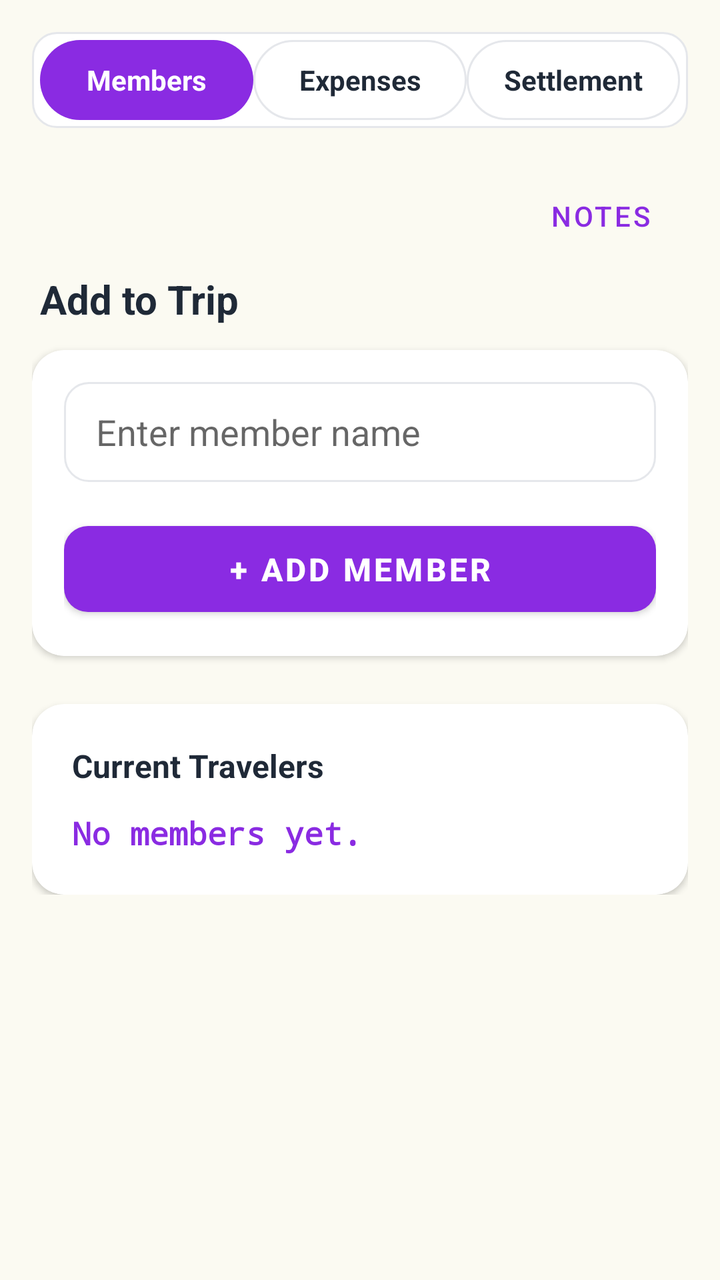
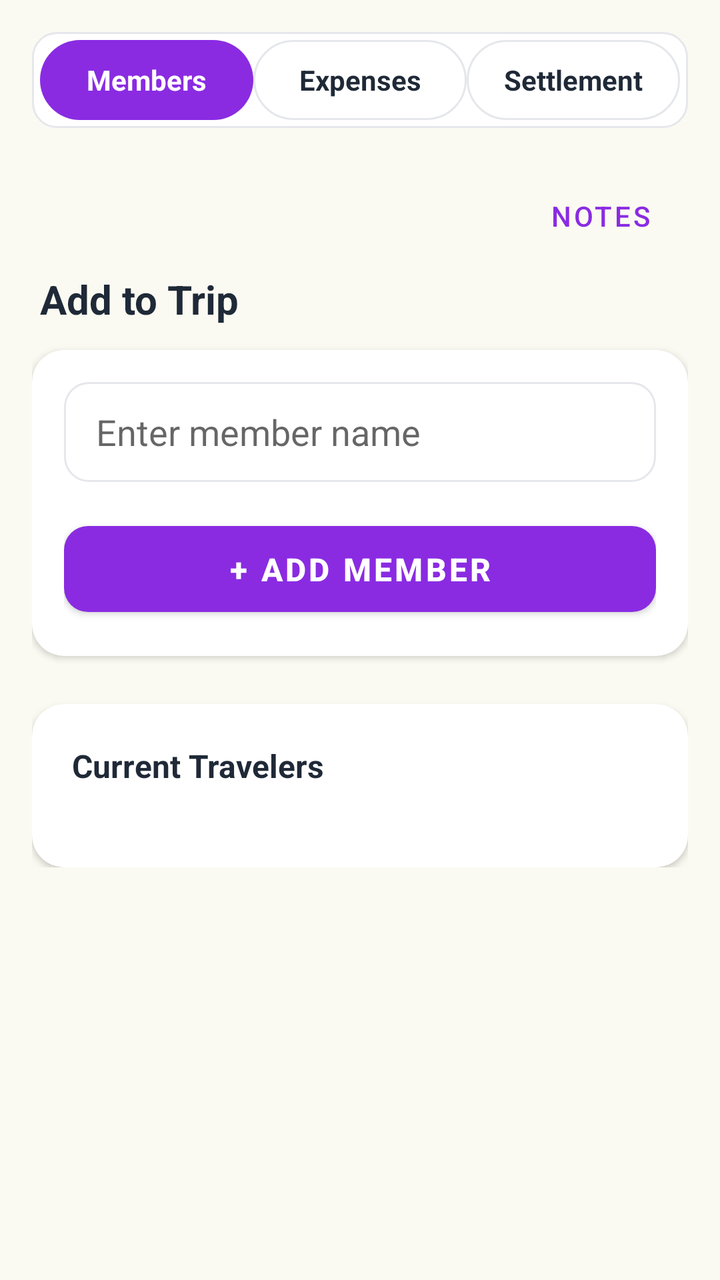

Two renders of the same Android screen: before a commit and after it. Below are the layout's source before the change and the commit's diff.
<!-- AndroidManifest.xml: application theme Theme.TripExpense -->
<!-- res/layout/activity_main.xml -->
<?xml version="1.0" encoding="utf-8"?>
<LinearLayout xmlns:android="http://schemas.android.com/apk/res/android"
    xmlns:app="http://schemas.android.com/apk/res-auto"
    android:layout_width="match_parent"
    android:layout_height="match_parent"
    android:orientation="vertical"
    android:background="#FBFAF2"> <LinearLayout
        android:layout_width="match_parent"
        android:layout_height="48dp"
        android:layout_margin="16dp"
        android:background="@drawable/bg_input"
        android:orientation="horizontal"
        android:padding="4dp">

        <TextView
            android:id="@+id/tabMembers"
            android:layout_width="0dp"
            android:layout_height="match_parent"
            android:layout_weight="1"
            android:background="@drawable/bg_tab_selected"
            android:gravity="center"
            android:text="Members"
            android:textColor="@color/white"
            android:textStyle="bold" />

        <TextView
            android:id="@+id/tabExpenses"
            android:layout_width="0dp"
            android:layout_height="match_parent"
            android:layout_weight="1"
            android:background="@drawable/bg_tab_unselected"
            android:gravity="center"
            android:text="Expenses"
            android:textColor="@color/text_dark"
            android:textStyle="bold" />

        <TextView
            android:id="@+id/tabSettlement"
            android:layout_width="0dp"
            android:layout_height="match_parent"
            android:layout_weight="1"
            android:background="@drawable/bg_tab_unselected"
            android:gravity="center"
            android:text="Settlement"
            android:textColor="@color/text_dark"
            android:textStyle="bold" />
    </LinearLayout>

    <com.google.android.material.button.MaterialButton
        android:id="@+id/btnOpenNotes"
        style="@style/Widget.MaterialComponents.Button.TextButton.Icon"
        android:layout_width="wrap_content"
        android:layout_height="wrap_content"
        android:text="Notes"
        android:textColor="@color/purple_primary"
        app:iconTint="@color/purple_primary"
        android:layout_gravity="end"
        android:layout_marginEnd="16dp"
        android:layout_marginTop="4dp"
        android:layout_marginBottom="4dp"/>

    <ScrollView
        android:id="@+id/scrollView"
        android:layout_width="match_parent"
        android:layout_height="match_parent"
        android:fillViewport="true">

        <FrameLayout
            android:layout_width="match_parent"
            android:layout_height="wrap_content"
            android:paddingHorizontal="16dp"
            android:paddingBottom="40dp">

            <LinearLayout
                android:id="@+id/layoutMembers"
                android:layout_width="match_parent"
                android:layout_height="wrap_content"
                android:orientation="vertical">

                <TextView
                    android:layout_width="wrap_content"
                    android:layout_height="wrap_content"
                    android:text="Add to Trip"
                    android:textColor="@color/text_dark"
                    android:textSize="20sp"
                    android:textStyle="bold"
                    android:layout_marginBottom="12dp"
                    android:layout_marginStart="4dp"/>

                <com.google.android.material.card.MaterialCardView
                    android:layout_width="match_parent"
                    android:layout_height="wrap_content"
                    app:cardBackgroundColor="@color/white"
                    app:cardCornerRadius="16dp"
                    app:cardElevation="2dp"
                    app:strokeWidth="0dp"
                    android:layout_marginBottom="24dp">

                    <LinearLayout
                        android:layout_width="match_parent"
                        android:layout_height="wrap_content"
                        android:orientation="vertical"
                        android:padding="16dp">

                        <EditText
                            android:id="@+id/etMemberName"
                            android:layout_width="match_parent"
                            android:layout_height="50dp"
                            android:background="@drawable/bg_input"
                            android:hint="Enter member name"
                            android:paddingHorizontal="16dp"
                            android:textColor="@color/text_dark"
                            android:layout_marginBottom="16dp" />

                        <com.google.android.material.button.MaterialButton
                            android:id="@+id/btnAddMember"
                            android:layout_width="match_parent"
                            android:layout_height="55dp"
                            android:text="+ Add Member"
                            android:textSize="16sp"
                            android:textStyle="bold"
                            app:backgroundTint="@color/purple_primary"
                            app:cornerRadius="12dp" />
                    </LinearLayout>
                </com.google.android.material.card.MaterialCardView>

                <com.google.android.material.card.MaterialCardView
                    android:layout_width="match_parent"
                    android:layout_height="wrap_content"
                    app:cardBackgroundColor="@color/white"
                    app:cardCornerRadius="16dp"
                    app:cardElevation="2dp"
                    app:strokeWidth="0dp">

                    <LinearLayout
                        android:layout_width="match_parent"
                        android:layout_height="wrap_content"
                        android:orientation="vertical"
                        android:padding="20dp">

                        <TextView
                            android:layout_width="wrap_content"
                            android:layout_height="wrap_content"
                            android:text="Current Travelers"
                            android:textColor="@color/text_dark"
                            android:textSize="16sp"
                            android:textStyle="bold"
                            android:layout_marginBottom="12dp" />

                        <TextView
                            android:id="@+id/tvMemberList"
                            android:layout_width="match_parent"
                            android:layout_height="wrap_content"
                            android:text="No members yet."
                            android:textColor="@color/purple_primary"
                            android:fontFamily="sans-serif-monospace" 
                            android:textStyle="bold"
                            android:textSize="16sp"
                            android:lineSpacingExtra="6dp" />
                    </LinearLayout>
                </com.google.android.material.card.MaterialCardView>
            </LinearLayout>

            <LinearLayout
                android:id="@+id/layoutExpenses"
                android:layout_width="match_parent"
                android:layout_height="wrap_content"
                android:orientation="vertical"
                android:visibility="gone">

                <TextView
                    android:layout_width="wrap_content"
                    android:layout_height="wrap_content"
                    android:text="Log New Expense"
                    android:textColor="@color/text_dark"
                    android:textSize="20sp"
                    android:textStyle="bold"
                    android:layout_marginBottom="12dp"
                    android:layout_marginStart="4dp"/>

                <com.google.android.material.card.MaterialCardView
                    android:layout_width="match_parent"
                    android:layout_height="wrap_content"
                    app:cardBackgroundColor="@color/white"
                    app:cardCornerRadius="16dp"
                    app:cardElevation="2dp"
                    app:strokeWidth="0dp"
                    android:layout_marginBottom="24dp">

                    <LinearLayout
                        android:layout_width="match_parent"
                        android:layout_height="wrap_content"
                        android:orientation="vertical"
                        android:padding="16dp">

                        <Spinner
                            android:id="@+id/spinnerPayer"
                            android:layout_width="match_parent"
                            android:layout_height="50dp"
                            android:background="@drawable/bg_input"
                            android:layout_marginBottom="12dp"/>

                        <Spinner
                            android:id="@+id/spinnerCategory"
                            android:layout_width="match_parent"
                            android:layout_height="50dp"
                            android:background="@drawable/bg_input"
                            android:layout_marginBottom="12dp"/>

                        <EditText
                            android:id="@+id/etTitle"
                            android:layout_width="match_parent"
                            android:layout_height="50dp"
                            android:background="@drawable/bg_input"
                            android:hint="Add Expense Name"
                            android:paddingHorizontal="16dp"
                            android:layout_marginBottom="12dp" />

                        <EditText
                            android:id="@+id/etAmount"
                            android:layout_width="match_parent"
                            android:layout_height="50dp"
                            android:background="@drawable/bg_input"
                            android:hint="Amount (₹)"
                            android:inputType="numberDecimal"
                            android:paddingHorizontal="16dp"
                            android:layout_marginBottom="16dp" />

                        <TextView
                            android:layout_width="wrap_content"
                            android:layout_height="wrap_content"
                            android:text="Split Between:"
                            android:textColor="@color/text_dark"
                            android:textStyle="bold"
                            android:layout_marginBottom="8dp"/>

                        <LinearLayout
                            android:id="@+id/llInvolvedMembers"
                            android:layout_width="match_parent"
                            android:layout_height="wrap_content"
                            android:orientation="vertical"
                            android:layout_marginBottom="16dp"/>

                        <com.google.android.material.button.MaterialButton
                            android:id="@+id/btnAddExpense"
                            android:layout_width="match_parent"
                            android:layout_height="55dp"
                            android:text="Save Expense"
                            android:textSize="16sp"
                            android:textStyle="bold"
                            app:backgroundTint="@color/purple_primary"
                            app:cornerRadius="12dp" />
                    </LinearLayout>
                </com.google.android.material.card.MaterialCardView>

                <com.google.android.material.card.MaterialCardView
                    android:layout_width="match_parent"
                    android:layout_height="wrap_content"
                    app:cardBackgroundColor="@color/white"
                    app:cardCornerRadius="16dp"
                    app:cardElevation="2dp"
                    app:strokeWidth="0dp">

                    <LinearLayout
                        android:layout_width="match_parent"
                        android:layout_height="wrap_content"
                        android:orientation="vertical"
                        android:paddingTop="16dp">

                        <LinearLayout
                            android:layout_width="match_parent"
                            android:layout_height="wrap_content"
                            android:orientation="horizontal"
                            android:gravity="center_vertical"
                            android:layout_marginStart="16dp"
                            android:layout_marginEnd="16dp"
                            android:layout_marginBottom="8dp">

                            <TextView
                                android:layout_width="0dp"
                                android:layout_height="wrap_content"
                                android:layout_weight="1"
                                android:text="Expense History"
                                android:textColor="@color/text_dark"
                                android:textSize="18sp"
                                android:textStyle="bold" />

                            <Spinner
                                android:id="@+id/spinnerFilterPayer"
                                android:layout_width="wrap_content"
                                android:layout_height="40dp"
                                android:background="@drawable/bg_input"
                                android:paddingHorizontal="12dp"/>
                        </LinearLayout>

                        <com.example.tripexpense.NonScrollListView
                            android:id="@+id/lvExpenses"
                            android:layout_width="match_parent"
                            android:layout_height="wrap_content" 
                            android:divider="@color/divider_color"
                            android:dividerHeight="1dp"
                            android:paddingHorizontal="16dp"
                            android:paddingBottom="16dp"/>
                    </LinearLayout>
                </com.google.android.material.card.MaterialCardView>

            </LinearLayout>

            <LinearLayout
                android:id="@+id/layoutSettlement"
                android:layout_width="match_parent"
                android:layout_height="wrap_content"
                android:orientation="vertical"
                android:visibility="gone">

                <com.github.mikephil.charting.charts.PieChart
                    android:id="@+id/pieChart"
                    android:layout_width="match_parent"
                    android:layout_height="320dp"
                    android:layout_marginBottom="24dp"/>

                <TextView
                    android:layout_width="wrap_content"
                    android:layout_height="wrap_content"
                    android:text="Final Balances"
                    android:textColor="@color/text_dark"
                    android:textSize="20sp"
                    android:textStyle="bold"
                    android:layout_marginBottom="16dp"
                    android:layout_marginStart="4dp"/>

                <com.google.android.material.button.MaterialButton
                    android:id="@+id/btnCalculate"
                    android:layout_width="match_parent"
                    android:layout_height="60dp"
                    android:text="Calculate Splits"
                    android:textSize="16sp"
                    android:textStyle="bold"
                    app:backgroundTint="@color/purple_primary"
                    app:cornerRadius="16dp"
                    app:elevation="2dp"
                    android:layout_marginBottom="12dp"/>

                <com.google.android.material.button.MaterialButton
                    android:id="@+id/btnSettleUp"
                    style="@style/Widget.MaterialComponents.Button.OutlinedButton"
                    android:layout_width="match_parent"
                    android:layout_height="60dp"
                    android:text="Log a Payment (Settle Up)"
                    android:textColor="@color/purple_primary"
                    app:strokeColor="@color/purple_primary"
                    app:strokeWidth="2dp"
                    app:cornerRadius="16dp"
                    android:layout_marginBottom="24dp"/>

                <com.google.android.material.card.MaterialCardView
                    android:layout_width="match_parent"
                    android:layout_height="wrap_content"
                    app:cardBackgroundColor="@color/white"
                    app:cardCornerRadius="16dp"
                    app:cardElevation="2dp"
                    app:strokeWidth="0dp">

                    <LinearLayout
                        android:layout_width="match_parent"
                        android:layout_height="wrap_content"
                        android:orientation="vertical"
                        android:padding="20dp">

                        <TextView
                            android:layout_width="wrap_content"
                            android:layout_height="wrap_content"
                            android:text="How to Settle Up"
                            android:textColor="@color/purple_dark"
                            android:textSize="18sp"
                            android:textStyle="bold"
                            android:layout_marginBottom="12dp"/>

                        <View
                            android:layout_width="match_parent"
                            android:layout_height="1dp"
                            android:background="@color/divider_color"
                            android:layout_marginBottom="16dp"/>

                        <TextView
                            android:id="@+id/tvResults"
                            android:layout_width="match_parent"
                            android:layout_height="wrap_content"
                            android:text="Press calculate to see who owes whom."
                            android:textColor="@color/text_dark"
                            android:textSize="16sp"
                            android:fontFamily="sans-serif-monospace"
                            android:lineSpacingExtra="10dp"/> 

                    </LinearLayout>
                </com.google.android.material.card.MaterialCardView>

                <com.google.android.material.card.MaterialCardView
                    android:layout_width="match_parent"
                    android:layout_height="wrap_content"
                    android:layout_marginTop="16dp"
                    app:cardBackgroundColor="@color/white"
                    app:cardCornerRadius="16dp"
                    app:cardElevation="2dp"
                    app:strokeWidth="0dp">

                    <LinearLayout
                        android:layout_width="match_parent"
                        android:layout_height="wrap_content"
                        android:orientation="vertical"
                        android:padding="20dp">

                        <TextView
                            android:layout_width="wrap_content"
                            android:layout_height="wrap_content"
                            android:text="Individual Summary"
                            android:textColor="@color/purple_dark"
                            android:textSize="18sp"
                            android:textStyle="bold"
                            android:layout_marginBottom="12dp"/>

                        <View
                            android:layout_width="match_parent"
                            android:layout_height="1dp"
                            android:background="@color/divider_color"
                            android:layout_marginBottom="16dp"/>

                        <TableLayout
                            android:id="@+id/tableSummary"
                            android:layout_width="match_parent"
                            android:layout_height="wrap_content"
                            android:stretchColumns="*"> 
                            
                            <TableRow android:paddingBottom="12dp">
                                <TextView
                                    android:layout_width="wrap_content"
                                    android:layout_height="wrap_content"
                                    android:text="Name"
                                    android:textColor="@color/text_gray"
                                    android:textStyle="bold"
                                    android:textSize="12sp"/>
                                
                                <TextView
                                    android:layout_width="wrap_content"
                                    android:layout_height="wrap_content"
                                    android:text="Paid"
                                    android:gravity="center"
                                    android:textColor="@color/text_gray"
                                    android:textStyle="bold"
                                    android:textSize="12sp"/>
                                
                                <TextView
                                    android:layout_width="wrap_content"
                                    android:layout_height="wrap_content"
                                    android:text="Share"
                                    android:gravity="center"
                                    android:textColor="@color/text_gray"
                                    android:textStyle="bold"
                                    android:textSize="12sp"/>
                                
                                <TextView
                                    android:layout_width="wrap_content"
                                    android:layout_height="wrap_content"
                                    android:text="Balance"
                                    android:gravity="end"
                                    android:textColor="@color/text_gray"
                                    android:textStyle="bold"
                                    android:textSize="12sp"/>
                            </TableRow>

                        </TableLayout>
                    </LinearLayout>
                </com.google.android.material.card.MaterialCardView>

                <TextView
                    android:layout_width="wrap_content"
                    android:layout_height="wrap_content"
                    android:text="Day-Wise Spending"
                    android:textColor="@color/purple_dark"
                    android:textSize="18sp"
                    android:textStyle="bold"
                    android:layout_marginTop="24dp"
                    android:layout_marginBottom="12dp"
                    android:layout_marginStart="4dp"/>

                <com.google.android.material.card.MaterialCardView
                    android:layout_width="match_parent"
                    android:layout_height="wrap_content"
                    app:cardBackgroundColor="@color/white"
                    app:cardCornerRadius="16dp"
                    app:cardElevation="2dp"
                    app:strokeWidth="0dp">

                    <LinearLayout
                        android:id="@+id/llDayWiseSummary"
                        android:layout_width="match_parent"
                        android:layout_height="wrap_content"
                        android:orientation="vertical"
                        android:padding="20dp"/>
                </com.google.android.material.card.MaterialCardView>

                <com.google.android.material.button.MaterialButton
                    android:id="@+id/btnSeeIndividualExpenses"
                    style="@style/Widget.MaterialComponents.Button.OutlinedButton"
                    android:layout_width="match_parent"
                    android:layout_height="60dp"
                    android:layout_marginTop="24dp"
                    android:text="See Individual Expenses"
                    android:textColor="@color/purple_primary"
                    app:strokeColor="@color/purple_primary"
                    app:strokeWidth="2dp"
                    app:cornerRadius="16dp" />

                <com.google.android.material.button.MaterialButton
                    android:id="@+id/btnSeeGroupExpenses"
                    style="@style/Widget.MaterialComponents.Button.OutlinedButton"
                    android:layout_width="match_parent"
                    android:layout_height="60dp"
                    android:layout_marginTop="16dp"
                    android:text="See Family / Group Summary"
                    android:textColor="@color/purple_primary"
                    app:strokeColor="@color/purple_primary"
                    app:strokeWidth="2dp"
                    app:cornerRadius="16dp" />
                
                <com.google.android.material.button.MaterialButton
                    android:id="@+id/btnShareReport"
                    android:layout_width="match_parent"
                    android:layout_height="60dp"
                    android:layout_marginTop="16dp"
                    android:text="Share to WhatsApp"
                    android:textColor="@color/white"
                    android:textStyle="bold"
                    android:textSize="16sp"
                    app:backgroundTint="#25D366" 
                    app:cornerRadius="16dp" />
                
            </LinearLayout>

        </FrameLayout>
    </ScrollView>
</LinearLayout>
<!-- resources referenced by this layout -->
<resources>
  <color name="divider_color">#E5E7EB</color>
  <color name="purple_dark">#553C9A</color>
  <color name="purple_primary">#8A2BE2</color>
  <color name="text_dark">#1F2937</color>
  <color name="text_gray">#6B7280</color>
  <color name="white">#FFFFFF</color>
  <!-- drawable bg_input (drawable) -->
  <?xml version="1.0" encoding="utf-8"?>
  <shape xmlns:android="http://schemas.android.com/apk/res/android">
      <solid android:color="@color/white"/>
      <stroke android:width="1dp" android:color="@color/divider_color"/>
      <corners android:radius="12dp"/>
  </shape>
  <!-- drawable bg_tab_selected (drawable) -->
  <?xml version="1.0" encoding="utf-8"?>
  <shape xmlns:android="http://schemas.android.com/apk/res/android">
      <solid android:color="@color/purple_primary"/>
      <corners android:radius="24dp"/>
  </shape>
  <!-- drawable bg_tab_unselected (drawable) -->
  <?xml version="1.0" encoding="utf-8"?>
  <shape xmlns:android="http://schemas.android.com/apk/res/android">
      <solid android:color="@color/white"/>
      <stroke android:width="1dp" android:color="@color/divider_color"/>
      <corners android:radius="24dp"/>
  </shape>
  <style name="Theme.TripExpense" parent="Theme.MaterialComponents.Light.DarkActionBar">
          <item name="colorPrimary">@color/purple_primary</item>
          <item name="colorPrimaryDark">@color/purple_dark</item>
          <item name="colorOnPrimary">@color/white</item>
          
          <item name="materialAlertDialogTheme">@style/RoundedMaterialDialog</item>
      </style>
  <style name="RoundedMaterialDialog" parent="ThemeOverlay.MaterialComponents.MaterialAlertDialog">
          <item name="shapeAppearanceOverlay">@style/RoundedDialogShape</item>
      </style>
  <style name="RoundedDialogShape">
          <item name="cornerFamily">rounded</item>
          <item name="cornerSize">24dp</item>
      </style>
</resources>

<!-- the commit's change to res/layout/activity_main.xml (unified diff, before → after) -->
@@ -4,7 +4,9 @@
     android:layout_width="match_parent"
     android:layout_height="match_parent"
     android:orientation="vertical"
-    android:background="#FBFAF2"> <LinearLayout
+    android:background="#FBFAF2"> 
+    
+    <LinearLayout
         android:layout_width="match_parent"
         android:layout_height="48dp"
         android:layout_margin="16dp"
@@ -147,16 +149,13 @@
                             android:textStyle="bold"
                             android:layout_marginBottom="12dp" />
 
-                        <TextView
-                            android:id="@+id/tvMemberList"
-                            android:layout_width="match_parent"
-                            android:layout_height="wrap_content"
-                            android:text="No members yet."
-                            android:textColor="@color/purple_primary"
-                            android:fontFamily="sans-serif-monospace" 
-                            android:textStyle="bold"
-                            android:textSize="16sp"
-                            android:lineSpacingExtra="6dp" />
+                        <LinearLayout
+                            android:id="@+id/llMemberList"
+                            android:layout_width="match_parent"
+                            android:layout_height="wrap_content"
+                            android:orientation="vertical"
+                            android:layout_marginTop="8dp"/>
+                            
                     </LinearLayout>
                 </com.google.android.material.card.MaterialCardView>
             </LinearLayout>
